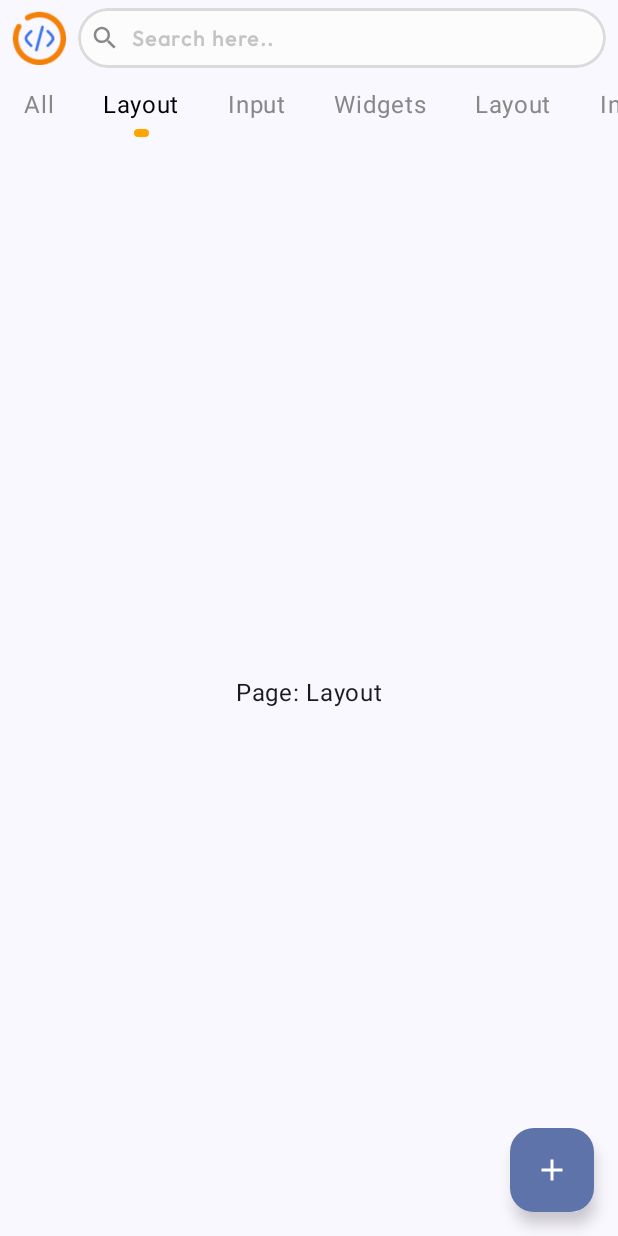
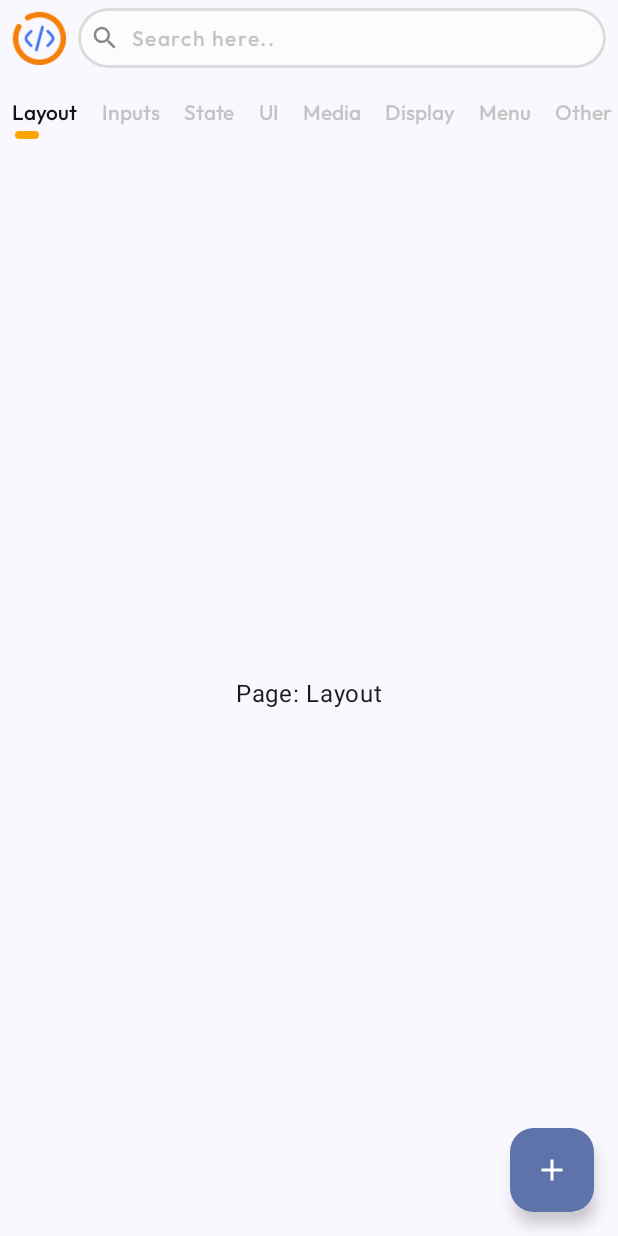
Before and after one commit to amzik763/codebase, an Android app built with Jetpack Compose: the screen it shows after launch (MainActivity), after a tap on "Layout", on a phone screen of 412 x 824 dp. Run offline under Robolectric (Android 15) with nearby library versions, the phone set to English and light mode, and no system bars; our stand-ins replace Dagger/Hilt's generated code.

```diff
--- a/app/src/main/java/com/amzi/codebase/screens/dashboard.kt
+++ b/app/src/main/java/com/amzi/codebase/screens/dashboard.kt
@@ -22,6 +22,9 @@ import androidx.compose.foundation.layout.padding
 import androidx.compose.foundation.layout.size
 import androidx.compose.foundation.layout.width
 import androidx.compose.foundation.layout.wrapContentWidth
+import androidx.compose.foundation.lazy.LazyRow
+import androidx.compose.foundation.lazy.itemsIndexed
+import androidx.compose.foundation.lazy.rememberLazyListState
 import androidx.compose.foundation.pager.HorizontalPager
 import androidx.compose.foundation.pager.rememberPagerState
 import androidx.compose.foundation.rememberScrollState
@@ -77,6 +80,7 @@ import com.amzi.codebase.ui.theme.lightBlack
 import com.amzi.codebase.ui.theme.lightGrey
 import com.amzi.codebase.ui.theme.lighterGrey
 import com.amzi.codebase.ui.theme.paleWhite
+import kotlinx.coroutines.CoroutineScope
 import kotlinx.coroutines.launch
 import kotlin.math.max
 import kotlin.math.min
@@ -185,83 +189,50 @@ fun SearchBar(
     }
 }
 
-
-
 @OptIn(ExperimentalFoundationApi::class)
 @Composable
 fun ViewPagerWithTabs() {
     val tabTitles = listOf(
-        "All", "Layout", "Input", "Widgets", "Layout", "Input", "Widgets",
-        "Layout", "Input", "Widgets"
+        "Layout", "Inputs", "State", "UI", "Media", "Display", "Menu", "Other", "Animation", "Navigation"
     )
+
     val pagerState = rememberPagerState(initialPage = 0, initialPageOffsetFraction = 0f) {
         tabTitles.size
     }
+
     val coroutineScope = rememberCoroutineScope()
-    val scrollState = rememberScrollState()
+    val lazyListState = rememberLazyListState() // Use LazyListState for LazyRow scroll
 
-    // Track tab offsets and widths
-    val tabPositions = remember { mutableStateMapOf<Int, IntOffset>() }
+    // Track tab widths
     val tabWidths = remember { mutableStateMapOf<Int, Int>() }
-    val localDensity = LocalDensity.current
-    val localConfiguration = LocalConfiguration.current
-    // Use LaunchedEffect to handle page changes and scrolling
+
+    // LaunchedEffect to scroll to the active tab when page changes
     LaunchedEffect(pagerState.currentPage) {
-        val page = pagerState.currentPage
-        val tabPosition = tabPositions[page] ?: return@LaunchedEffect
-        val tabWidth = tabWidths[page] ?: return@LaunchedEffect
+        val tabWidth = tabWidths[pagerState.currentPage] ?: return@LaunchedEffect
 
-        val scrollX = scrollState.value.toFloat()
-        val screenWidthPx = with(localDensity) { localConfiguration.screenWidthDp.dp.toPx() }
-        val tabLeftEdge = tabPosition.x.toFloat()
-        val tabRightEdge = tabLeftEdge + tabWidth
-
-        // Log values for debugging
-        Log.d("ViewPagerWithTabs", "Current Page: $page")
-        Log.d("ViewPagerWithTabs", "Tab Position: $tabPosition")
-        Log.d("ViewPagerWithTabs", "Tab Width: $tabWidth")
-        Log.d("ViewPagerWithTabs", "Scroll X: $scrollX")
-        Log.d("ViewPagerWithTabs", "Screen Width (px): $screenWidthPx")
-        Log.d("ViewPagerWithTabs", "Tab Left Edge: $tabLeftEdge")
-        Log.d("ViewPagerWithTabs", "Tab Right Edge: $tabRightEdge")
-
-        // Determine the scroll offset
-        val targetScrollX: Int = when {
-            tabLeftEdge < scrollX -> {
-                Log.d("ViewPagerWithTabs", "Scrolling left to: ${tabLeftEdge.toInt()}")
-                tabLeftEdge.toInt() // Scroll left
-            }
-            tabRightEdge > scrollX - page*40 + screenWidthPx-> {
-                val scrollTarget = (tabRightEdge - screenWidthPx).toInt() + page*40
-                Log.d("ViewPagerWithTabs", "Scrolling right to: $scrollTarget")
-                scrollTarget // Scroll right
-            }
-            else -> {
-                Log.d("ViewPagerWithTabs", "No scrolling needed")
-                return@LaunchedEffect // No scrolling needed
-            }
+        // Scroll to the item in LazyRow, adjusting to prevent cutting off on the left
+        coroutineScope.launch {
+            lazyListState.animateScrollToItem(
+                pagerState.currentPage,
+                scrollOffset = 0 // Ensures the selected tab is fully visible from the start
+            )
         }
-
-        // Animate the scroll to the target position
-        scrollState.animateScrollTo(targetScrollX)
-        Log.d("ViewPagerWithTabs", "Animated Scroll To: $targetScrollX")
     }
 
     Column(modifier = Modifier.fillMaxSize()) {
-        // Custom scrollable tab row
-        Row(
+        // LazyRow for the scrollable tab row
+        LazyRow(
+            state = lazyListState, // Use LazyListState for scrolling
             modifier = Modifier
                 .fillMaxWidth()
-                .horizontalScroll(scrollState)
                 .padding(vertical = 8.dp, horizontal = 0.dp)
         ) {
-            tabTitles.forEachIndexed { index, title ->
+            itemsIndexed(tabTitles) { index, title ->
                 Box(
                     modifier = Modifier
-                        .padding(horizontal = 16.dp)
+                        .padding(horizontal = 8.dp) // Reduced padding to prevent cutting
                         .onGloballyPositioned { coordinates ->
-                            // Capture the global position and width of each tab
-                            tabPositions[index] = IntOffset(coordinates.positionInWindow().x.toInt(), 0)
+                            // Capture the width of each tab
                             tabWidths[index] = coordinates.size.width
                         }
                         .clickable {
@@ -270,11 +241,14 @@ fun ViewPagerWithTabs() {
                             }
                         }
                 ) {
-                    Column(horizontalAlignment = Alignment.CenterHorizontally) {
+                    Column(modifier = Modifier.padding(top = 8.dp),horizontalAlignment = Alignment.Start) {
                         // Text for each tab
                         Text(
                             text = title,
-                            color = if (pagerState.currentPage == index) Color.Black else Color.Gray,
+                            color = if (pagerState.currentPage == index) lightBlack else lightGrey,
+                            style = TextStyle(
+                                fontFamily = CompactTypography.bodyMedium.fontFamily,
+                        )
                         )
 
                         Spacer(modifier = Modifier.height(4.dp))
@@ -283,8 +257,9 @@ fun ViewPagerWithTabs() {
                         if (pagerState.currentPage == index) {
                             Box(
                                 modifier = Modifier
-                                    .width(10.dp)
+                                    .width(18.dp)
                                     .height(5.dp)
+                                    .padding(start = 2.dp)
                                     .clip(RoundedCornerShape(50))
                                     .background(Color(0xFFFFA500))
                             )
--- a/app/src/main/java/com/amzi/codebase/ui/theme/Type.kt
+++ b/app/src/main/java/com/amzi/codebase/ui/theme/Type.kt
@@ -77,6 +77,11 @@ val outfitBold2 = FontFamily(
 
 )
 
+val outfitMedium = FontFamily(
+    Font(R.font.outfitmedium)
+
+)
+
 val outfitBoldTextSmall = TextStyle(
     fontFamily = outfitBold2,
 )
@@ -137,13 +142,13 @@ val CompactTypography = Typography(
     ),
 
     bodyLarge = TextStyle(
-        fontFamily = outfitRegular,
+        fontFamily = outfitBold,
         fontWeight = FontWeight.Bold,
         fontSize = 14.sp,
     ),
 
     bodyMedium = TextStyle(
-        fontFamily = outfitRegular,
+        fontFamily = outfitMedium,
         fontWeight = FontWeight.SemiBold,
         fontSize = 14.sp,
     ),
```
Also changed, not shown: app/src/main/java/com/amzi/codebase/dataClasses/mainData.kt (added, +72 -0 lines).
